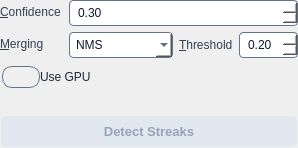
Before: the Qt Designer form src/startrails/ui/step_detect_streaks.ui in gkyle/startrails, drawn with Qt 5.
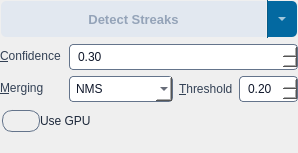
After: the same form once the commit is applied. Icons and pictures are not drawn.

Commit message: advanced setting for operations

Patch:
```diff
--- a/src/startrails/ui/step_detect_streaks.ui
+++ b/src/startrails/ui/step_detect_streaks.ui
@@ -33,10 +33,15 @@
     font-weight: bold;
     background-color: #0369a1;
     color: #ffffff;
-    padding: 7px 12px;
-    border-radius: 6px;
+    padding: 0px 12px;
+    border-top-left-radius: 6px;
+    border-bottom-left-radius: 6px;
+    border-top-right-radius: 0px;
+    border-bottom-right-radius: 0px;
     font-size: 13px;
     border: 2px solid transparent;
+    min-height: 34px;
+    max-height: 34px;
 }
 QPushButton#run:hover {
     background-color: #075985;
@@ -47,6 +52,33 @@
 }
 QCheckBox:focus:enabled { border-color: #0f172a; }
 QPushButton#run:focus:enabled { border-color: #ffffff; }
+QToolButton#advancedToggle {
+    background-color: #0369a1;
+    color: #ffffff;
+    padding: 0px;
+    border-top-left-radius: 0px;
+    border-bottom-left-radius: 0px;
+    border-top-right-radius: 6px;
+    border-bottom-right-radius: 6px;
+    border: 2px solid transparent;
+    border-left: 1px solid #075985;
+    min-height: 34px;
+    max-height: 34px;
+    min-width: 28px;
+    max-width: 28px;
+}
+QToolButton#advancedToggle:hover {
+    background-color: #075985;
+}
+QToolButton#advancedToggle:focus:enabled {
+    border-color: #ffffff;
+}
+QToolButton#advancedToggle:disabled {
+    background-color: #e2e8f0;
+    color: #94a3b8;
+    border-left: 1px solid #cbd5e1;
+}
+QCheckBox:focus:enabled { border-color: #0f172a; }
 QDoubleSpinBox::up-arrow, QSpinBox::up-arrow { image: url(:/startrails/ui/arrow_up.svg); width: 10px; height: 6px; }
 QDoubleSpinBox::down-arrow, QSpinBox::down-arrow { image: url(:/startrails/ui/arrow_down.svg); width: 10px; height: 6px; }</string>
   </property>
@@ -67,6 +99,63 @@
     <number>0</number>
    </property>
    <item>
+    <layout class="QHBoxLayout" name="runLayout">
+     <property name="spacing">
+      <number>0</number>
+     </property>
+     <item>
+      <widget class="QPushButton" name="run">
+       <property name="cursor">
+        <cursorShape>PointingHandCursor</cursorShape>
+       </property>
+       <property name="text">
+        <string>Detect Streaks</string>
+       </property>
+       <property name="enabled">
+        <bool>false</bool>
+       </property>
+      </widget>
+     </item>
+     <item>
+      <widget class="QToolButton" name="advancedToggle">
+       <property name="cursor">
+        <cursorShape>PointingHandCursor</cursorShape>
+       </property>
+       <property name="focusPolicy">
+        <enum>Qt::StrongFocus</enum>
+       </property>
+       <property name="toolTip">
+        <string>Advanced settings</string>
+       </property>
+       <property name="accessibleName">
+        <string>Advanced settings</string>
+       </property>
+       <property name="text">
+        <string/>
+       </property>
+       <property name="checkable">
+        <bool>true</bool>
+       </property>
+       <property name="checked">
+        <bool>true</bool>
+       </property>
+       <property name="arrowType">
+        <enum>Qt::DownArrow</enum>
+       </property>
+      </widget>
+     </item>
+    </layout>
+   </item>
+   <item>
+    <widget class="QWidget" name="advancedBody">
+     <property name="visible"><bool>true</bool></property>
+     <layout class="QVBoxLayout" name="advancedLayout">
+      <property name="spacing"><number>6</number></property>
+      <property name="leftMargin"><number>0</number></property>
+      <property name="topMargin"><number>0</number></property>
+      <property name="rightMargin"><number>0</number></property>
+      <property name="bottomMargin"><number>0</number></property>
+      <item>
     <layout class="QFormLayout" name="fields">
      <property name="fieldGrowthPolicy">
       <enum>QFormLayout::AllNonFixedFieldsGrow</enum>
@@ -178,6 +267,9 @@
      </property>
     </widget>
    </item>
+     </layout>
+    </widget>
+   </item>
    <item>
     <widget class="QLabel" name="error">
      <property name="text">
@@ -188,19 +280,6 @@
      </property>
     </widget>
    </item>
-   <item>
-    <widget class="QPushButton" name="run">
-     <property name="cursor">
-      <cursorShape>PointingHandCursor</cursorShape>
-     </property>
-     <property name="text">
-      <string>Detect Streaks</string>
-     </property>
-     <property name="enabled">
-      <bool>false</bool>
-     </property>
-    </widget>
-   </item>
   </layout>
  </widget>
  <resources>
```
Left out of the diff: 1 changed line with no effect on the pictures. Lines whose indentation alone changed are shown as unchanged. The commit also changes 6 other files.
